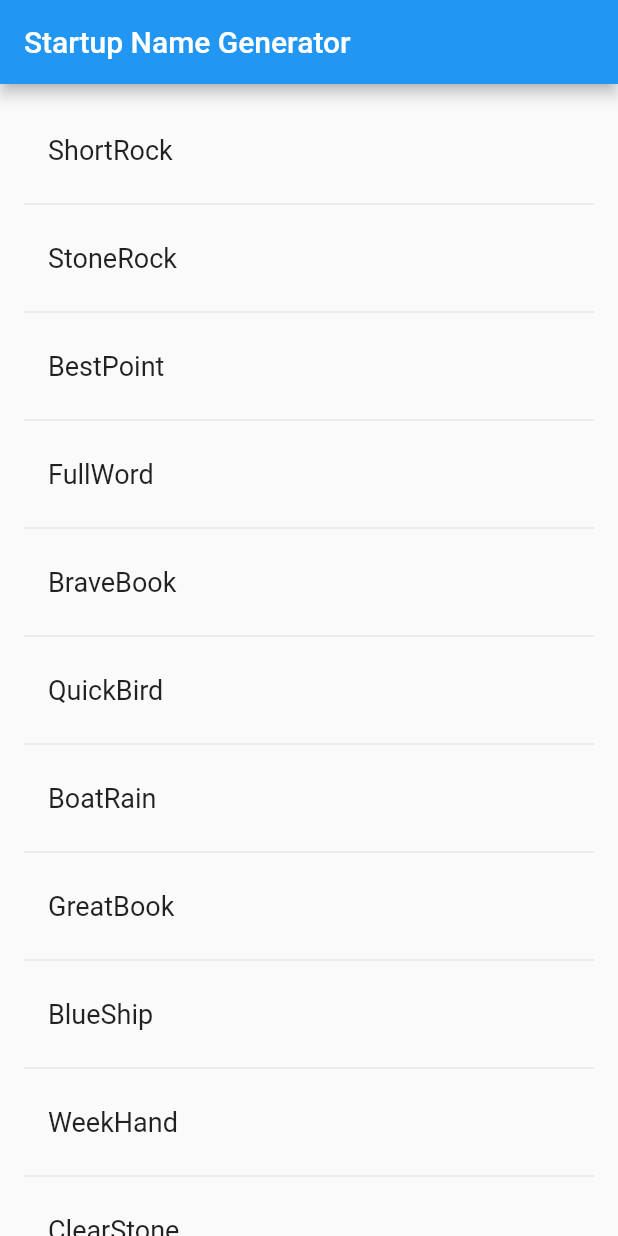
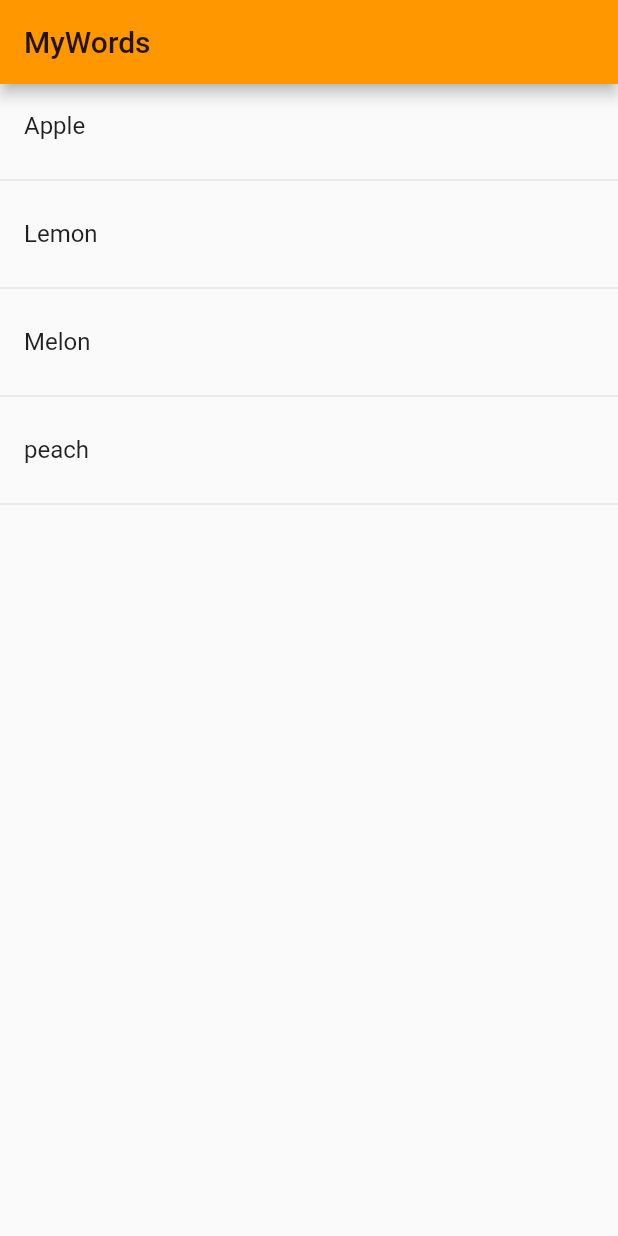
Before and after one commit to Nmokin98/FlutterApp, a Flutter app: the screen it shows after launch, on a phone screen of 412 x 824 dp. Run offline on Flutter 3.47's test engine with Material 2 defaults, Android fonts, the phone set to English and light mode, and no system bars.

Commit message:
Work with array

```diff
--- a/lib/main.dart
+++ b/lib/main.dart
@@ -1,58 +1,53 @@
-// Copyright 2018 The Flutter team. All rights reserved.
-// Use of this source code is governed by a BSD-style license that can be
-// found in the LICENSE file.
+import 'package:flutter/material.dart';
 
-import 'package:flutter/material.dart';
-import 'package:english_words/english_words.dart';
+void main () => runApp(MyApp()); //Создание виджета приложения и запуск класса MyApp
 
-void main() => runApp(MyApp());
+class MyApp extends StatelessWidget{ //Класс MyApp не принимающий данные
 
-class MyApp extends StatelessWidget {
-  @override
-  Widget build(BuildContext context) {
-        return MaterialApp(
-          title: 'Startup Name Generator',
-          home: RandomWords(),
+  @override//Переопределение метода build
+  Widget build(BuildContext content){ //build принимает контекст
+    return new MaterialApp( //возращает MaterialApp
+      title: 'MyWords',
+      theme: ThemeData( //Тема на уровне всего приложения
+        primarySwatch: Colors.orange //Основная палитрца цветов
+        ),
+        home: Scaffold( //Scaffold набор основныx виджетов
+          appBar: new AppBar( //создание АппБара
+            title: Text('MyWords'), //Заголовок виджет текст
+          ),
+          body: Container(
+            child: MyBody (),
+              ),
+          ),
         );
       }
 }
 
-class RandomWords extends StatefulWidget {
+class MyBody extends StatefulWidget {
   @override
-  _RandomWordsState createState() => _RandomWordsState();
+  createState() => new MyListWords ();
 }
 
-class _RandomWordsState extends State<RandomWords> {
-  final _suggestions = <WordPair>[];
-  final _biggerFont = TextStyle(fontSize: 18.0);
+class MyListWords extends State<MyBody>
+{
+  List <String> Words = ['Apple','Kiwi', 'Lemon', 'Waterlemon', 'Melon', 'Banana', 'peach', 'mandarin'];
+
   @override
-    Widget build(BuildContext context) {
-    return Scaffold(
-      appBar: AppBar(
-        title: Text('Startup Name Generator'),
-      ),
-      body: _buildSuggestions(),
-    );
-  }
-    Widget _buildSuggestions() {
-      return ListView.builder(
-        padding: EdgeInsets.all(16.0),
-         itemBuilder: /*1*/ (context, i) {
-          if (i.isOdd) return Divider(); /*2*/
+  Widget build (BuildContext context) {
 
-          final index = i~/ 2; /*3*/
-          if (index>= _suggestions.length) {
-            _suggestions.addAll(generateWordPairs().take(10));/*4*/
-          }
-          return _buildRow(_suggestions[index]);
+    return ListView.builder( //Виджет возвращает ЛистВью
+      itemCount: Words.length, //Количествоо элементов равно длине массива
+      itemBuilder: (context, i){ //??
+
+    if(i.isOdd) return Divider(); // Если индекс нечётный, то риует границы виджета
+
+      //final int index = i~/2;
+
+    //if (index >= Words.length) Words.addAll([]);
+
+      return new ListTile(title: new Text(Words[i])); //ЛистВЬю возвращает ListTile(Что это я хз), с виджетом текст
+
+
     });
   }
-    Widget _buildRow(WordPair pair) {
-      return ListTile(
-        title: Text(
-          pair.asPascalCase,
-          style: _biggerFont,
-        ),
-      );
 }
-}
```
Lines whose indentation alone changed are shown as unchanged.
